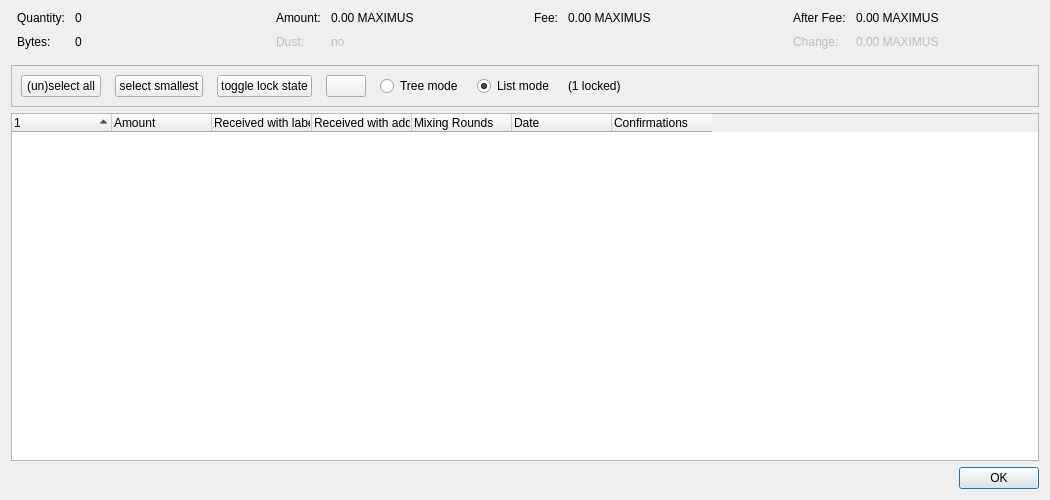
Qt form src/qt/forms/coincontroldialog.ui (osmium-labs/osmium) before a commit.
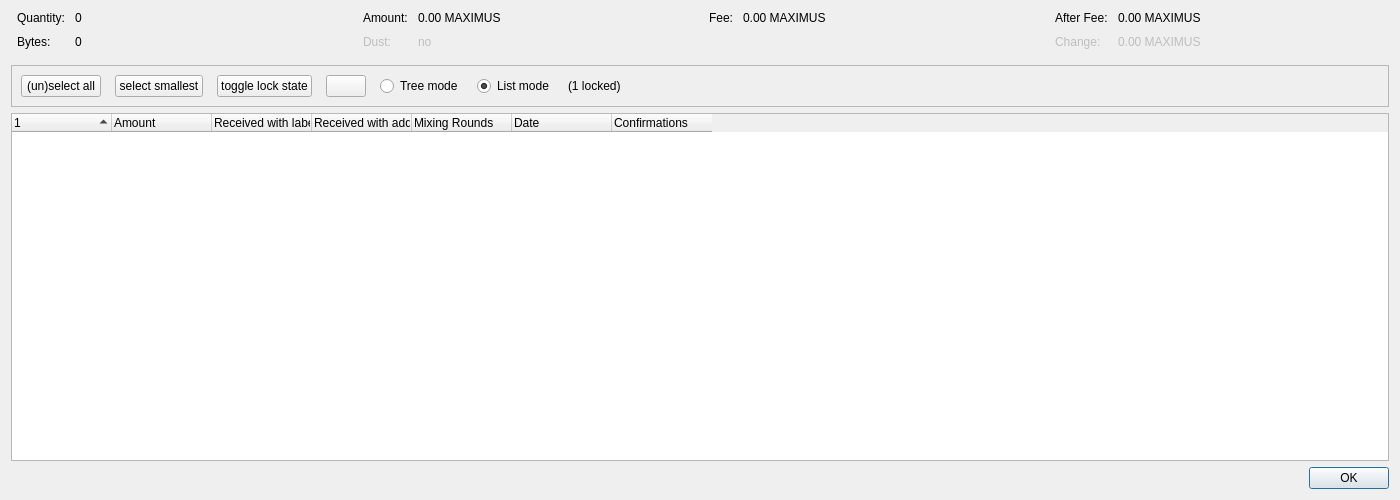
The same form after that commit. Custom widgets are drawn as their Qt base class.

Commit message: qt: toolbar logos, full Coin Control translation, dialog width fix for i18n

The edit to the form file:
```diff
--- a/src/qt/forms/coincontroldialog.ui
+++ b/src/qt/forms/coincontroldialog.ui
@@ -6,7 +6,7 @@
    <rect>
     <x>0</x>
     <y>0</y>
-    <width>1050</width>
+    <width>1400</width>
     <height>500</height>
    </rect>
   </property>
```
The commit also changes 23 other files.
